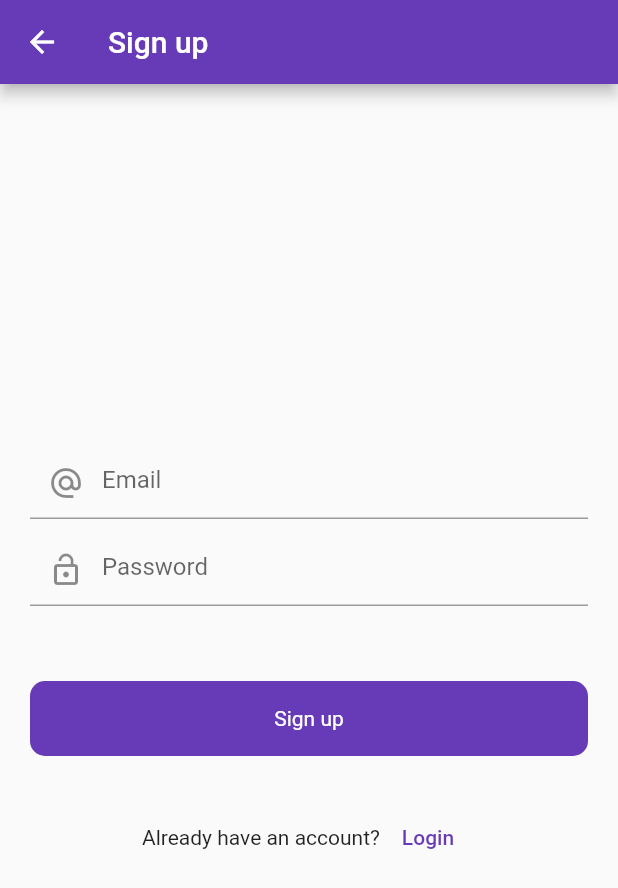
After one commit to moheed25/login-design-in-flutter-with-firebase, a Flutter app: the screen it shows after launch, after a tap on "Login", after a tap on "Sign up", on a phone screen of 412 x 824 dp. The commit adds this screen. Shown: the top 888 px of the screen. Run offline on Flutter 3.47's test engine with Material 2 defaults, Android fonts, the phone set to English and light mode, and no system bars; our stand-ins replace firebase_auth, firebase_core, fluttertoast, google_fonts; missing offline and left inert: dart:ffi; accounts and stored records are empty.

Commit message:
work complete

```diff
--- a/lib/ui/login_screen.dart
+++ b/lib/ui/login_screen.dart
@@ -1,6 +1,7 @@
 import 'dart:ffi';
 
 import 'package:flutter/material.dart';
+import 'package:login/ui/signupscreen.dart';
 import 'package:login/widgets/rounded_button.dart';
 
 class LoginScreen extends StatefulWidget {
@@ -52,6 +53,9 @@ class _LoginScreenState extends State<LoginScreen> {
                         return null;
                       },
                     ),
+                    SizedBox(
+                      height: 20,
+                    ),
                     TextFormField(
                       keyboardType: TextInputType.phone,
                       controller: passwordController,
@@ -76,7 +80,24 @@ class _LoginScreenState extends State<LoginScreen> {
                 title: 'Login',
                 onTap: () {
                   if (_formKey.currentState!.validate()) {}
-                })
+                }),
+             SizedBox(
+              height: 30,
+            ),
+            Row(
+              mainAxisAlignment: MainAxisAlignment.center,
+              children: [
+                 Text("Don't have an account?"),
+                TextButton(
+                    onPressed: () {
+                      Navigator.push(
+                          context,
+                          MaterialPageRoute(
+                              builder: (context) => SignUpScreen()));
+                    },
+                    child: Text('Sign up'))
+              ],
+            ),
           ],
         ),
       ),
--- /dev/null
+++ b/lib/ui/signupscreen.dart
@@ -0,0 +1,154 @@
+import 'package:firebase_core/firebase_core.dart';
+import 'package:flutter/material.dart';
+//import 'package:untitled1/ui/auth/login_screen.dart';
+import 'package:firebase_auth/firebase_auth.dart';
+import 'package:login/ui/login_screen.dart';
+import 'package:login/widgets/rounded_button.dart';
+//import 'package:untitled1/utils/utils.dart';
+//import '../../widgets/round_button.dart';
+
+
+class SignUpScreen extends StatefulWidget {
+  const SignUpScreen({Key? key}) : super(key: key);
+
+  @override
+  State<SignUpScreen> createState() => _SignUpScreenState();
+}
+
+class _SignUpScreenState extends State<SignUpScreen> {
+
+  bool loading = false ;
+  final _formKey = GlobalKey<FormState>();
+  final emailController = TextEditingController();
+  final passwordController = TextEditingController();
+
+  final  _auth = FirebaseAuth.instance;
+
+  @override
+  void dispose() {
+    // TODO: implement dispose
+    super.dispose();
+    emailController.dispose();
+    passwordController.dispose();
+
+  }
+
+
+  void signUp(){
+    setState(() {
+      loading = true ;
+    });
+
+
+
+    // _auth.sendSignInLinkToEmail(
+    //   email: emailController.text.toString(),
+    //   actionCodeSettings: ActionCodeSettings(
+    //     url: 'https://flutterauth.page.link/',
+    //     handleCodeInApp: true,
+    //     iOSBundleId: 'com.techease.dumy',
+    //     androidPackageName: 'com.techease.dumy',
+    //     androidMinimumVersion: "1",
+    //   ),
+    //
+    // ).then((value){
+    // }).onError((error, stackTrace){
+    //   print(error.toString());
+    // });
+
+    // _auth.createUserWithEmailAndPassword(
+    //     email: emailController.text.toString(),
+    //     password: passwordController.text.toString()).then((value){
+    //   setState(() {
+    //     loading = false ;
+    //   });
+    // }).onError((error, stackTrace){
+    //   Utils().toastMessage(error.toString());
+    //   setState(() {
+    //     loading = false ;
+    //   });
+    // });
+  }
+
+  @override
+  Widget build(BuildContext context) {
+    return Scaffold(
+      appBar: AppBar(
+        title: Text('Sign up'),
+      ),
+      body: Padding(
+        padding: const EdgeInsets.symmetric(horizontal: 20),
+        child: Column(
+          mainAxisAlignment: MainAxisAlignment.center,
+          crossAxisAlignment: CrossAxisAlignment.center,
+          children: [
+            Form(
+                key: _formKey,
+                child: Column(
+                  children: [
+                    TextFormField(
+                      keyboardType: TextInputType.emailAddress,
+                      controller: emailController,
+                      decoration: const  InputDecoration(
+                          hintText: 'Email',
+                          prefixIcon: Icon(Icons.alternate_email)
+                      ),
+                      validator: (value){
+                        if(value!.isEmpty){
+                          return 'Enter email';
+                        }
+                        return null ;
+                      },
+                    ),
+                    const SizedBox(height: 10,),
+                    TextFormField(
+                      keyboardType: TextInputType.text,
+                      controller: passwordController,
+                      obscureText: true,
+                      decoration: const  InputDecoration(
+                          hintText: 'Password',
+                          prefixIcon: Icon(Icons.lock_open)
+                      ),
+                      validator: (value){
+                        if(value!.isEmpty){
+                          return 'Enter password';
+                        }
+                        return null ;
+                      },
+                    ),
+
+                  ],
+                )
+            ),
+             SizedBox(height: 50,),
+            RoundButton(
+              title: 'Sign up',
+              loading: loading ,
+              onTap: (){
+                if(_formKey.currentState!.validate()){
+                   signUp();
+                }
+              },
+            ),
+            const SizedBox(height: 30,),
+            Row(
+              mainAxisAlignment: MainAxisAlignment.center,
+              children: [
+                Text("Already have an account?"),
+                TextButton(onPressed: (){
+                  Navigator.push(context,
+                      MaterialPageRoute(
+                          builder:(context) => LoginScreen())
+                  );
+                },
+                    child: Text('Login'))
+              ],
+            )
+
+          ],
+        ),
+      ),
+    );
+  }
+
+}
--- a/pubspec.yaml
+++ b/pubspec.yaml
@@ -38,6 +38,8 @@ dependencies:
   cupertino_icons: ^1.0.2
   google_fonts: ^3.0.1
   firebase_core: ^1.23.0
+  firebase_auth: ^3.10.0
+  fluttertoast: ^8.0.9
 
 dev_dependencies:
   flutter_test:
```
Also changed, not shown: lib/utils/utils.dart (added, +18 -0 lines), pubspec.lock, 1 other file.
